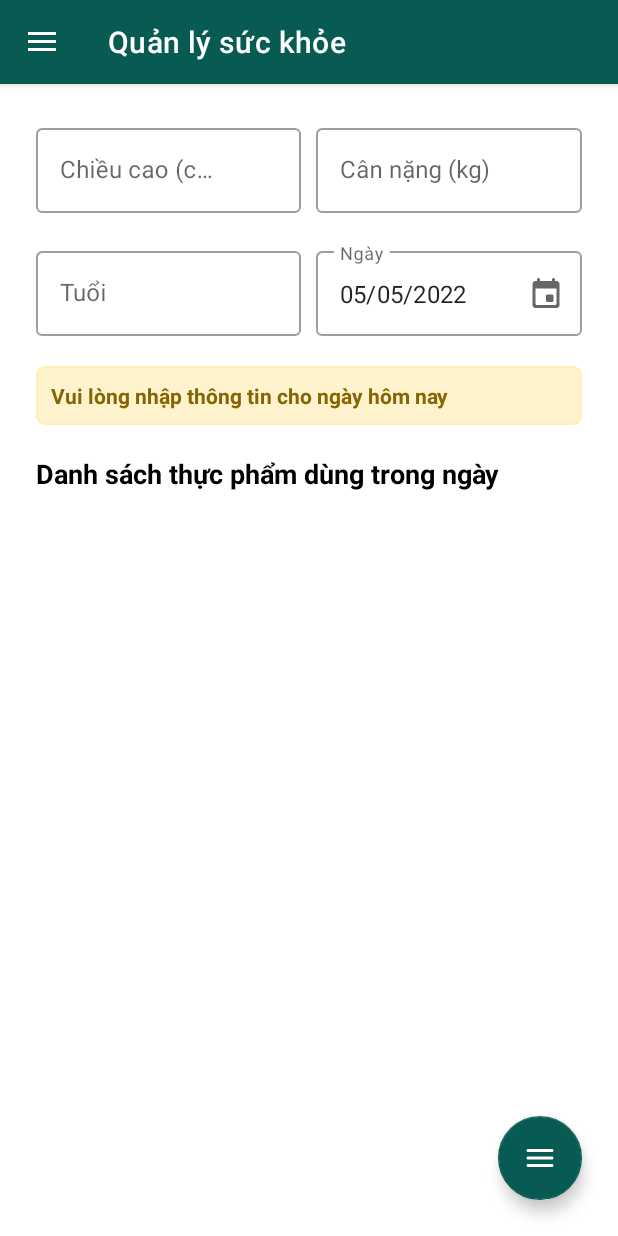
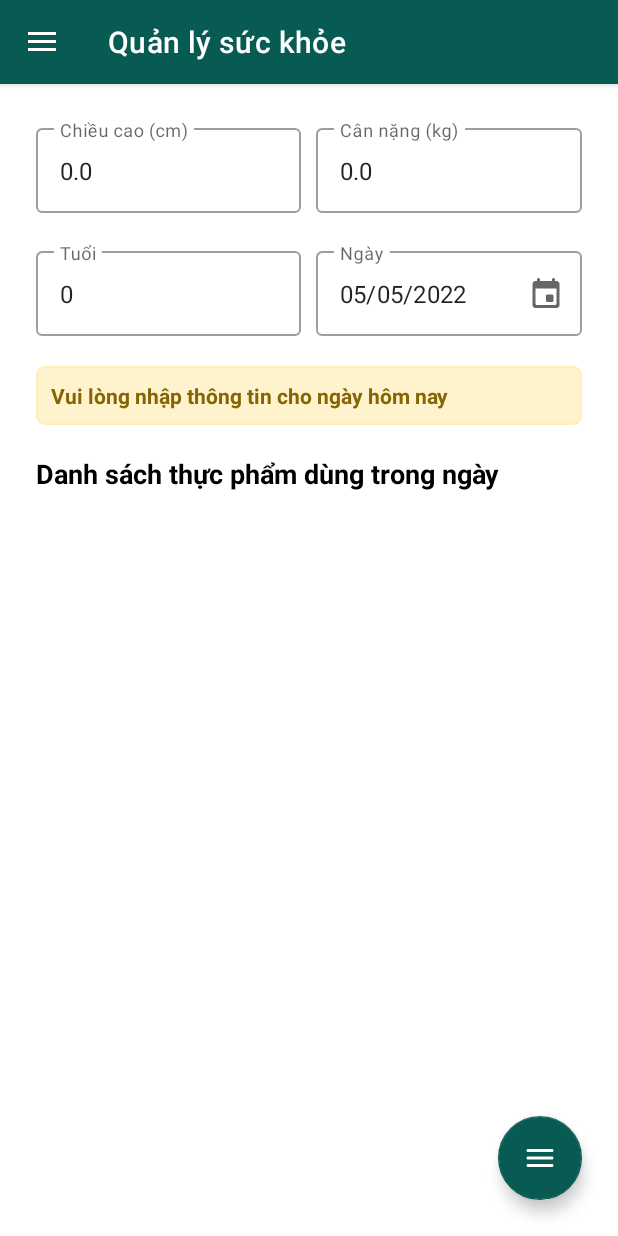
Before and after one commit to anhle199/fitbook-h2a-team, an Android app: the screen it shows after launch once a user with an empty profile is signed in (MainFeatureActivity), in the side drawer, after a tap on "Quản lý sức khỏe", on a phone screen of 412 x 824 dp. Run offline under Robolectric (Android 15) with nearby library versions, the phone set to English and light mode, and no system bars; our stand-ins replace Firebase (no records; nobody signed in at launch, a user with empty details on screens opened directly), navigation-ui; libraries missing offline, so code that uses them is left out: com.github.mikephil.charting; pictures from the network do not load; 1 statement that could not run was skipped.

Commit message:
fix minor bugs in schedule + health management

```diff
--- a/fitbook/app/src/main/java/com/h2a/fitbook/adapters/schedule/ScheduleDailyListAdapter.kt
+++ b/fitbook/app/src/main/java/com/h2a/fitbook/adapters/schedule/ScheduleDailyListAdapter.kt
@@ -10,7 +10,6 @@ import androidx.recyclerview.widget.RecyclerView
 import coil.load
 import com.h2a.fitbook.R
 import com.h2a.fitbook.models.ExerciseDailyListItemModel
-import com.h2a.fitbook.models.ExerciseDailyModel
 import java.time.LocalDateTime
 import java.time.format.DateTimeFormatter
 
--- a/fitbook/app/src/main/java/com/h2a/fitbook/models/ExerciseDailyListItemModel.kt
+++ b/fitbook/app/src/main/java/com/h2a/fitbook/models/ExerciseDailyListItemModel.kt
@@ -6,4 +6,5 @@ data class ExerciseDailyListItemModel(
     var id = ""
     var image = ""
     var name = ""
+    var actualSet = 0L
 }
--- a/fitbook/app/src/main/java/com/h2a/fitbook/viewmodels/healthmanagement/AddFoodViewModel.kt
+++ b/fitbook/app/src/main/java/com/h2a/fitbook/viewmodels/healthmanagement/AddFoodViewModel.kt
@@ -3,6 +3,7 @@ package com.h2a.fitbook.viewmodels.healthmanagement
 import android.content.Context
 import android.util.Log
 import androidx.lifecycle.ViewModel
+import com.google.firebase.auth.FirebaseAuth
 import com.google.firebase.firestore.FirebaseFirestore
 import com.h2a.fitbook.R
 import com.h2a.fitbook.models.Food
@@ -62,7 +63,7 @@ class AddFoodViewModel : ViewModel() {
         val splitString = date.split("/")
         val formattedDate = LocalDate.of(splitString[2].toInt(), splitString[1].toInt(), splitString[0].toInt())
         db.collection("user_health")
-            .document("5x4RpJDJoIOwxysIGKacmvl21P43")
+            .document(FirebaseAuth.getInstance().currentUser!!.uid)
             .collection(getWeekRange(context, formattedDate))
             .document(formattedDate.dayOfWeek.toString().lowercase())
             .collection("foodList")
--- a/fitbook/app/src/main/java/com/h2a/fitbook/viewmodels/healthmanagement/HealthManagementViewModel.kt
+++ b/fitbook/app/src/main/java/com/h2a/fitbook/viewmodels/healthmanagement/HealthManagementViewModel.kt
@@ -3,6 +3,7 @@ package com.h2a.fitbook.viewmodels.healthmanagement
 import android.content.Context
 import android.util.Log
 import androidx.lifecycle.ViewModel
+import com.google.firebase.Timestamp
 import com.google.firebase.auth.FirebaseAuth
 import com.google.firebase.firestore.FirebaseFirestore
 import com.h2a.fitbook.R
@@ -22,8 +23,9 @@ class HealthManagementViewModel : ViewModel() {
     var foodList: MutableList<HealthManagementFood> = arrayListOf()
     private var auth = FirebaseAuth.getInstance()
 
-    private fun getWeekRange(context: Context, date: LocalDate): String {
-        // determine country (Locale) specific first day of current week
+    private fun getWeekRange(
+        context: Context, date: LocalDate
+    ): String { // determine country (Locale) specific first day of current week
         val firstDayOfWeek: DayOfWeek = WeekFields.of(Locale("vi")).firstDayOfWeek
         val startOfCurrentWeek: LocalDate =
             date.with(TemporalAdjusters.previousOrSame(firstDayOfWeek))
@@ -34,92 +36,119 @@ class HealthManagementViewModel : ViewModel() {
         val endOfWeek: LocalDate = date.with(TemporalAdjusters.nextOrSame(lastDayOfWeek))
 
         return startOfCurrentWeek.format(
-            DateTimeFormatter.ofPattern(context.getString(
-                R.string.date_format_db))) + "-" + endOfWeek.format(
-            DateTimeFormatter.ofPattern(context.getString(
-                R.string.date_format_db)))
+            DateTimeFormatter.ofPattern(
+                context.getString(
+                    R.string.date_format_db
+                )
+            )
+        ) + "-" + endOfWeek.format(
+            DateTimeFormatter.ofPattern(
+                context.getString(
+                    R.string.date_format_db
+                )
+            )
+        )
     }
 
     fun undo() {
-        if (tempGeneralInfo != null)
-            generalInfo = tempGeneralInfo!!.clone()
+        if (tempGeneralInfo != null) generalInfo = tempGeneralInfo!!.clone()
     }
 
-    fun save(info: GeneralInfoModel, curList: List<HealthManagementFood>, context: Context, date: LocalDate, toast: ((String) -> Unit)) {
+    fun save(
+        info: GeneralInfoModel,
+        curList: List<HealthManagementFood>,
+        context: Context,
+        date: LocalDate,
+        toast: ((String) -> Unit)
+    ) {
         toast("Đang lưu ...")
         var size = curList.size + 1
         for (item in curList) {
-            db.collection("user_health")
-                .document(auth.uid!!)
+            db.collection("user_health").document(auth.uid!!)
                 .collection(getWeekRange(context, date))
-                .document(date.dayOfWeek.toString().lowercase())
-                .collection("foodList")
-                .document(item._id)
-                .delete()
-                .addOnSuccessListener {
+                .document(date.dayOfWeek.toString().lowercase()).collection("foodList")
+                .document(item._id).delete().addOnSuccessListener {
                     --size
-                    if (size == 0)
-                        toast("Lưu thành công!")
-                }
-                .addOnFailureListener {
+                    if (size == 0) toast("Lưu thành công!")
+                }.addOnFailureListener {
                     Log.i("Debug", it.toString())
                     toast("Có lỗi xảy ra khi lưu ${item._name}!")
                 }
         }
         val infoHashMap = info.toHashMap()
         if (infoHashMap != null) {
-            db.collection("user_health")
-                .document(auth.uid!!)
+            db.collection("user_health").document(auth.uid!!)
                 .collection(getWeekRange(context, date))
-                .document(date.dayOfWeek.toString().lowercase())
-                .set(infoHashMap)
+                .document(date.dayOfWeek.toString().lowercase()).set(infoHashMap)
                 .addOnSuccessListener {
                     --size
-                    if (size == 0)
-                        toast("Lưu thành công!")
-                }
-                .addOnFailureListener {
+                    if (size == 0) toast("Lưu thành công!")
+                }.addOnFailureListener {
                     Log.i("Debug", it.toString())
                     toast("Có lỗi xảy ra khi lưu thông tin sức khỏe!")
                 }
         }
     }
 
-    fun loadData(context: Context, date: LocalDate, updateForm: ((GeneralInfoModel?) -> Unit), toast: ((String) -> Unit), notifyInsert: ((Int) -> Unit)) {
+    fun loadData(
+        context: Context,
+        date: LocalDate,
+        updateForm: ((GeneralInfoModel?) -> Unit),
+        toast: ((String) -> Unit),
+        notifyInsert: ((Int) -> Unit)
+    ) {
         toast("Đang tải dữ liệu ...")
-        db.collection("user_health")
-            .document(auth.uid!!)
-            .collection(getWeekRange(context, date))
-            .document(date.dayOfWeek.toString().lowercase())
-            .get()
-            .addOnSuccessListener {
-                generalInfo = if (it.data != null) GeneralInfoModel(it.data?.get("height").toString().toDouble(), it.data?.get("weight").toString().toDouble(), 21) else null
-                updateForm(generalInfo)
-                if (generalInfo != null)
-                    tempGeneralInfo = generalInfo!!.clone()
-            }
-            .addOnFailureListener {
+        val calendar = Calendar.getInstance()
+        db.collection("user_health").document(auth.uid!!).collection(getWeekRange(context, date))
+            .document(date.dayOfWeek.toString().lowercase()).get().addOnSuccessListener {
+                db.collection("users").document(auth.uid!!).get().addOnSuccessListener { user ->
+                    calendar.time = (user.data?.get("dateOfBirth") as Timestamp).toDate()
+                    val age: Int = date.year - calendar.get(Calendar.YEAR)
+                    var height = 0.0
+                    var weight = 0.0
+                    if (it.data != null) {
+                        try {
+                            height = it.data?.get("height").toString().toDouble()
+                        } catch (e: NumberFormatException) {
+                        }
+                        try {
+                            weight = it.data?.get("weight").toString().toDouble()
+                        } catch (e: NumberFormatException) {
+                        }
+                    }
+                    generalInfo = GeneralInfoModel(height, weight, age)
+                    updateForm(generalInfo)
+                    if (generalInfo != null) tempGeneralInfo = generalInfo!!.clone()
+                }.addOnFailureListener { ex ->
+                    Log.i("Debug", ex.toString())
+                    toast("Có lỗi xảy ra!")
+                }
+            }.addOnFailureListener {
                 Log.i("Debug", it.toString())
                 toast("Có lỗi xảy ra!")
             }
-        db.collection("user_health")
-            .document(auth.uid!!)
-            .collection(getWeekRange(context, date))
-            .document(date.dayOfWeek.toString().lowercase())
-            .collection("foodList")
-            .get()
+        db.collection("user_health").document(auth.uid!!).collection(getWeekRange(context, date))
+            .document(date.dayOfWeek.toString().lowercase()).collection("foodList").get()
             .addOnSuccessListener {
                 foodList.clear()
                 notifyInsert(foodList.size - 1)
                 for (document in it) {
-                    foodList.add(HealthManagementFood(document.id, document.data["name"].toString(), document.data["caloriesPerUnit"].toString().toFloat(), document.data["image"].toString(), document.data["unit"].toString(), document.data["quantity"].toString().toInt()))
+                    foodList.add(
+                        HealthManagementFood(
+                            document.id,
+                            document.data["name"].toString(),
+                            document.data["caloriesPerUnit"].toString().toFloat(),
+                            document.data["image"].toString(),
+                            document.data["unit"].toString(),
+                            document.data["quantity"].toString().toInt()
+                        )
+                    )
                     notifyInsert(foodList.size - 1)
                 }
                 if (foodList.size == 0) {
                     toast("Không có dữ liệu!")
                 }
-            }
-            .addOnFailureListener {
+            }.addOnFailureListener {
                 Log.i("Debug", it.toString())
                 toast("Có lỗi xảy ra!")
             }
--- a/fitbook/app/src/main/java/com/h2a/fitbook/viewmodels/schedule/ScheduleDailyViewModel.kt
+++ b/fitbook/app/src/main/java/com/h2a/fitbook/viewmodels/schedule/ScheduleDailyViewModel.kt
@@ -46,6 +46,7 @@ class ScheduleDailyViewModel : ViewModel() {
                             dataRow["totalSet"] as Long
                         )
                         item.id = dataRow.id
+                        item.actualSet = dataRow["actualSet"] as Long
                         idList.add(item.id)
                         list.add(item)
                     }
--- a/fitbook/app/src/main/java/com/h2a/fitbook/viewmodels/schedule/ScheduleDetailViewModel.kt
+++ b/fitbook/app/src/main/java/com/h2a/fitbook/viewmodels/schedule/ScheduleDetailViewModel.kt
@@ -33,6 +33,7 @@ class ScheduleDetailViewModel : ViewModel() {
     var measureCalories: Double = 0.0
     var scheduleDate: String = ""
     var totalSet: Long = 0
+    var actualSet: Long = 0
 
     fun setSchedule(str: String) {
         _schedule.value = str
--- a/fitbook/app/src/main/java/com/h2a/fitbook/views/activities/schedule/ScheduleDailyActivity.kt
+++ b/fitbook/app/src/main/java/com/h2a/fitbook/views/activities/schedule/ScheduleDailyActivity.kt
@@ -65,6 +65,7 @@ class ScheduleDailyActivity : AppCompatActivity() {
                     intent.putExtra("SCHEDULE_DAILY_EXERCISE_DURATION", it.duration)
                     intent.putExtra("SCHEDULE_DAILY_EXERCISE_CALORIES", it.measureCalories)
                     intent.putExtra("SCHEDULE_DAILY_EXERCISE_TOTAL_SET", it.totalSet)
+                    intent.putExtra("SCHEDULE_DAILY_EXERCISE_ACTUAL_SET", it.actualSet)
                     startActivity(intent)
                 }
                 binding.scheduleDailyRcvList.adapter = adapter
--- a/fitbook/app/src/main/java/com/h2a/fitbook/views/fragments/statistics/StatisticInWeekFragment.kt
+++ b/fitbook/app/src/main/java/com/h2a/fitbook/views/fragments/statistics/StatisticInWeekFragment.kt
@@ -100,8 +100,8 @@ class StatisticInWeekFragment : Fragment() {
             if (this.context != null) {
                 val safeContext = this.requireContext()
 
-                val visibility = if (binding.statisticInWeekFabShare.isVisible) View.INVISIBLE else View.VISIBLE
-                binding.statisticInWeekFabShare.visibility = visibility
+                val visibility = if (binding.statisticInWeekFabDownload.isVisible) View.INVISIBLE else View.VISIBLE
+//                binding.statisticInWeekFabShare.visibility = visibility
                 binding.statisticInWeekFabDownload.visibility = visibility
 
                 if (visibility == View.VISIBLE) {
--- a/fitbook/app/src/main/res/layout/fragment_statistic_in_week.xml
+++ b/fitbook/app/src/main/res/layout/fragment_statistic_in_week.xml
@@ -308,7 +308,7 @@
         android:layout_marginBottom="12dp"
         android:clickable="true"
         android:src="@drawable/ic_round_share_24"
-        android:visibility="invisible"
+        android:visibility="gone"
         app:backgroundTint="@color/primary"
         app:layout_constraintBottom_toTopOf="@+id/statistic_in_week_fab_menu"
         app:layout_constraintEnd_toEndOf="parent"
--- a/fitbook/app/src/main/res/values/strings.xml
+++ b/fitbook/app/src/main/res/values/strings.xml
@@ -43,8 +43,8 @@
     <string name="gender_male">Nam</string>
     <string name="gender_female">Nữ</string>
     <string name="date_format">dd/MM/yyyy</string>
-    <string name="time_format">HH:mm aa</string>
-    <string name="date_time_format">dd/MM/yyyy HH:mm aa</string>
+    <string name="time_format">HH:mm</string>
+    <string name="date_time_format">dd/MM/yyyy HH:mm</string>
     <string name="date_time_format_upload_image_name">dd-MM-yyyy-HH-mm-ss</string>
     <string name="date_format_db">dd.MM.yyyy</string>
     <string name="date_picker_default_title">Chọn Ngày</string>
```
Also changed, not shown: fitbook/app/src/main/java/com/h2a/fitbook/viewmodels/home/HomeRescheduleViewModel.kt (+12 -12 lines), fitbook/app/src/main/java/com/h2a/fitbook/views/activities/schedule/ScheduleDetailActivity.kt (+22 -5 lines), fitbook/app/src/main/java/com/h2a/fitbook/views/activities/schedule/ScheduleTimerActivity.kt (+7 -7 lines).
